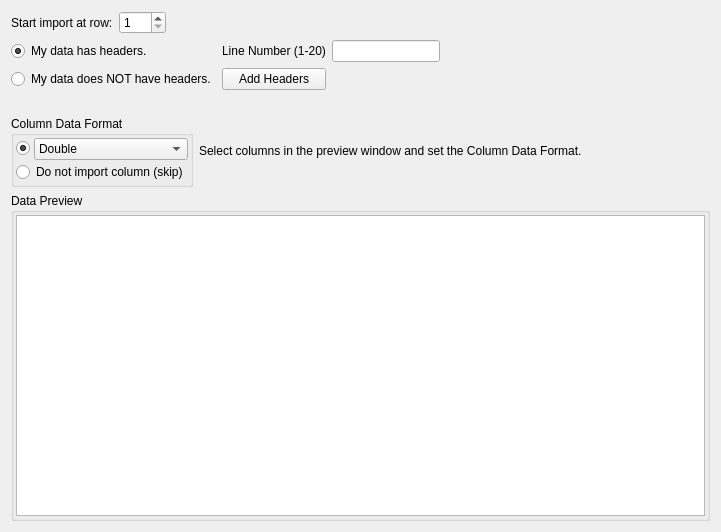
This is Source/Plugins/IO/Widgets/ImportASCIIDataWizard/UI_Files/DataFormatPage.ui in BlueQuartzSoftware/DREAM3D as Qt 5 draws it before an edit. The edited form follows.
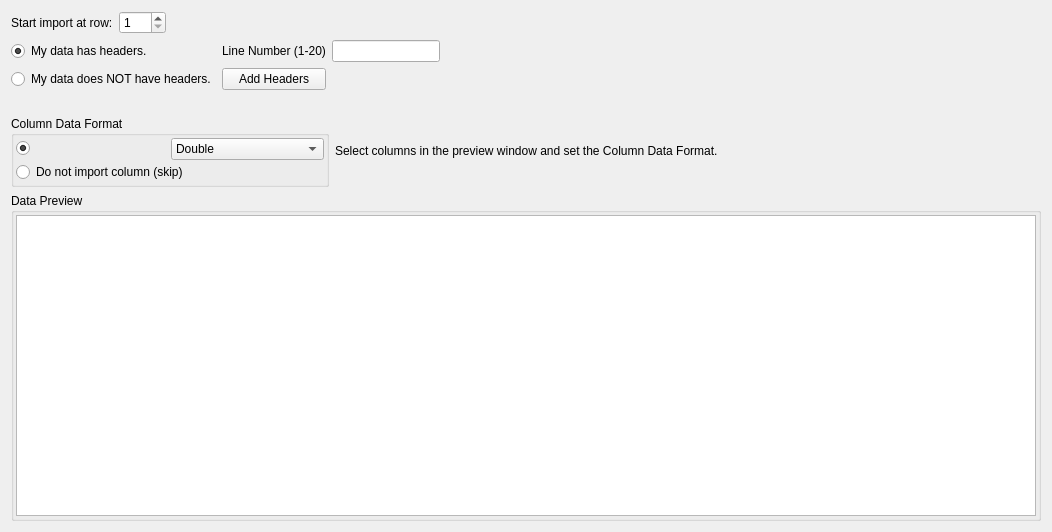
This is the edited form.

Commit message: Adding data type row to the wizard previewer.  This allows the user to clearly see which rows are set to which data type. Fixing an issue that caused the Fixed Width option to not work correctly.

```diff
--- a/Source/Plugins/IO/Widgets/ImportASCIIDataWizard/UI_Files/DataFormatPage.ui
+++ b/Source/Plugins/IO/Widgets/ImportASCIIDataWizard/UI_Files/DataFormatPage.ui
@@ -6,7 +6,7 @@
    <rect>
     <x>0</x>
     <y>0</y>
-    <width>721</width>
+    <width>1052</width>
     <height>532</height>
    </rect>
   </property>
@@ -213,7 +213,7 @@
         </property>
         <property name="maximumSize">
          <size>
-          <width>16</width>
+          <width>16777215</width>
           <height>16777215</height>
          </size>
         </property>
```
The commit also changes 2 other files.
